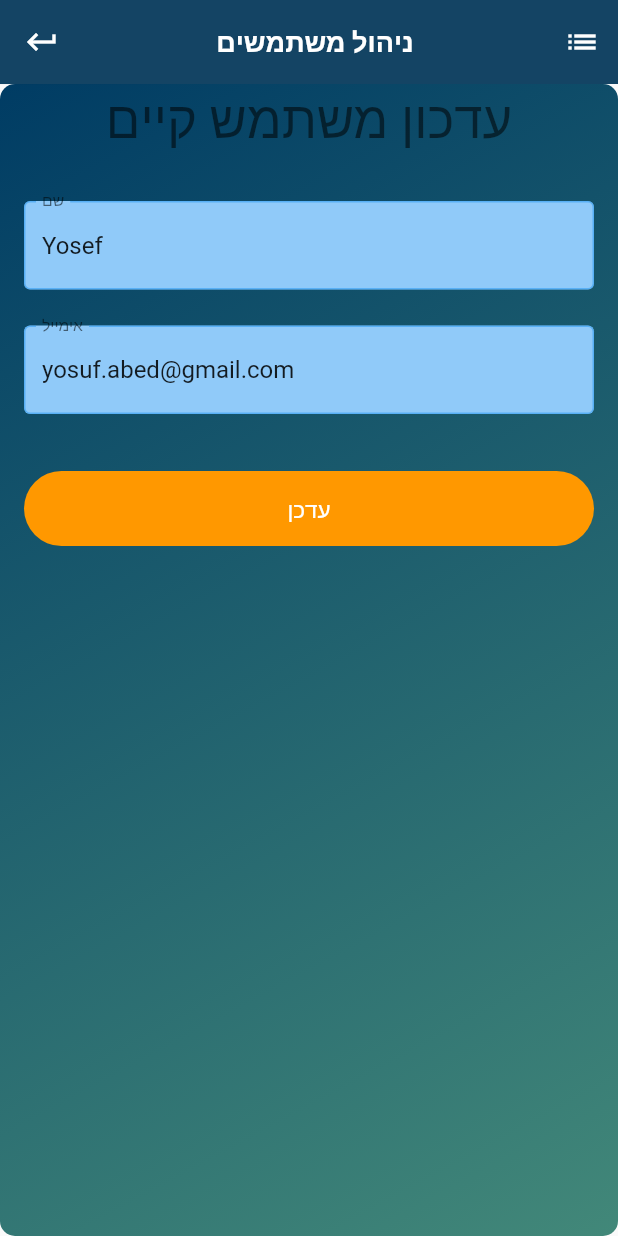
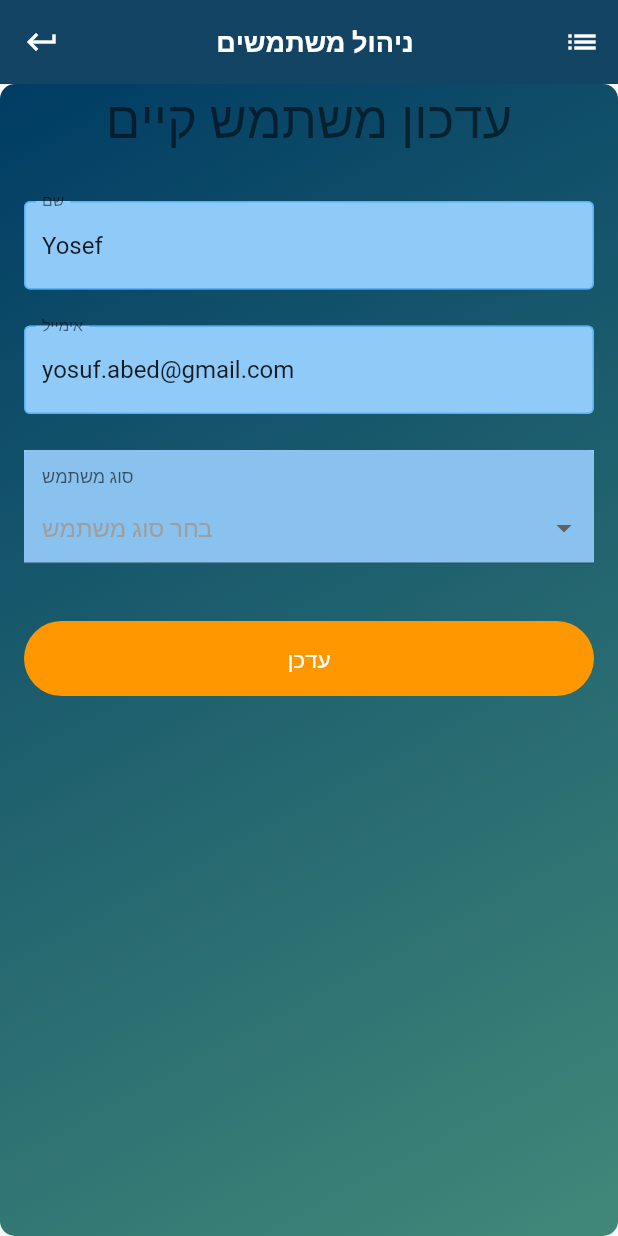
Before and after one commit to mustafma/pamon, a Flutter app: the UsersDashboardPage screen opened by its route, after a tap on "שנה", on a phone screen of 412 x 824 dp. Run offline on Flutter 3.47's test engine with Material 2 defaults, Android fonts, the phone set to English and light mode, and no system bars; drawn by our look-alikes of dropdown_formfield; our stand-ins replace badges, cloud_firestore, cloud_functions, firebase_auth, firebase_messaging, get_it and 1 more; missing offline and left inert: flutter_emoji; accounts and stored records are empty.

Commit message:
new stryle

```diff
--- /dev/null
+++ b/lib/Components/dropdown_form_field_validation.dart
@@ -0,0 +1,111 @@
+import 'package:dropdown_formfield/dropdown_formfield.dart';
+import 'package:flutter/material.dart';
+
+typedef Null ValueChangeCallback(String value);
+
+class DropDownFormFieldValidation extends StatefulWidget {
+  final ValueChangeCallback onValueChanged;
+  final String hint;
+  final TextEditingController controller;
+  final Function validator;
+  final Color containerColor;
+  final TextInputType keyboardType;
+  final TextCapitalization textCapitalization;
+  final FormFieldSetter<String> onSaved;
+  final bool enabled;
+  final String initialValue;
+  final bool obscureText;
+
+  DropDownFormFieldValidation({
+    Key key,
+    @required this.hint,
+    this.controller,
+    @required this.onValueChanged,
+    this.enabled = true,
+    this.onSaved,
+    this.keyboardType,
+    this.textCapitalization,
+    this.validator,
+    this.containerColor,
+    this.initialValue,
+    this.obscureText,
+  }) : super(key: key);
+
+  @override
+  _DropDownFormFieldValidationState createState() => _DropDownFormFieldValidationState();
+}
+
+class _DropDownFormFieldValidationState extends State<DropDownFormFieldValidation> {
+  TextEditingController valueController;
+  @override
+  void initState() {
+    super.initState();
+    valueController = widget.controller ?? TextEditingController.fromValue(TextEditingValue(text: widget.initialValue ?? ""));
+    valueController.addListener(() {
+      widget.onValueChanged(valueController.text);
+    });
+  }
+
+String _myActivity;
+  @override
+  Widget build(BuildContext context) {
+    return Container(
+      margin: EdgeInsets.symmetric(horizontal: 16, vertical: 12),
+      child: Container(
+        color: Theme.of(context).backgroundColor,
+
+        child:DropDownFormField(
+
+        titleText: 'סוג משתמש',
+
+        hintText: 'בחר סוג משתמש',
+
+        value: _myActivity,
+                  onSaved: (value) {
+                    setState(() {
+                      _myActivity = value;
+                    });
+                  },
+                  onChanged: (value) {
+                    setState(() {
+                      _myActivity = value;
+                    });
+                  },
+                  dataSource: [
+                    {
+                      "display": "Running",
+                      "value": "Running",
+                    },
+                    {
+                      "display": "Climbing",
+                      "value": "Climbing",
+                    },
+                    {
+                      "display": "Walking",
+                      "value": "Walking",
+                    },
+                    {
+                      "display": "Swimming",
+                      "value": "Swimming",
+                    },
+                    {
+                      "display": "Soccer Practice",
+                      "value": "Soccer Practice",
+                    },
+                    {
+                      "display": "Baseball Practice",
+                      "value": "Baseball Practice",
+                    },
+                    {
+                      "display": "Football Practice",
+                      "value": "Football Practice",
+                    },
+                  ],
+                  textField: 'display',
+                  valueField: 'value',
+                )),
+
+
+    );
+  }
+}
--- a/lib/Model/User2.dart
+++ b/lib/Model/User2.dart
@@ -1,29 +1,33 @@
+import 'package:BridgeTeam/Model/enumTypes.dart';
 import 'package:cloud_firestore/cloud_firestore.dart';
 
 class User2 {
-  String documentID;
   String email;
   String name;
   String password;
+  UserType userType;
+  bool isInMashmert;
 
   bool isAdmin;
 
   User2({
-    this.documentID,
     this.email,
     this.isAdmin,
     this.name,
     this.password,
+    this.isInMashmert,
+    this.userType
   });
 
   factory User2.fromFirestore(DocumentSnapshot document) {
     Map data = document.data;
 
     return User2(
-      documentID: document.documentID,
       email: data['email'] ?? '',
       name: data['name'] ?? '',
       isAdmin: data['isAdmin'] ?? false,
+      userType: UserType.values.firstWhere((e)=> e.toString() ==  data['userType'] ?? "nr"),
+      isInMashmert: data['inShift'] ?? false,
     );
   }
 }
--- a/lib/Views/UserDashboard.dart
+++ b/lib/Views/UserDashboard.dart
@@ -4,7 +4,6 @@ import 'package:BridgeTeam/Views/user_details_page.dart';
 import 'package:BridgeTeam/model_providers/users_provider.dart';
 import 'package:flutter/cupertino.dart';
 import 'package:flutter/material.dart';
-import 'package:provider/provider.dart';
 
 import 'appBar.dart';
 
--- a/lib/Views/user_details_page.dart
+++ b/lib/Views/user_details_page.dart
@@ -1,3 +1,4 @@
+import 'package:BridgeTeam/Components/dropdown_form_field_validation.dart';
 import 'package:BridgeTeam/Components/flat_button_custom.dart';
 import 'package:BridgeTeam/Components/page_header.dart';
 import 'package:BridgeTeam/Components/text_form_field_validation.dart';
@@ -87,6 +88,17 @@ class _UserDetailsPageState extends State<UserDetailsPage> {
                     user.password = val.trim();
                   },
                 ),
+          DropDownFormFieldValidation(
+                hint: 'סוג משתמש',
+                initialValue: user.userType.toString(),
+                onValueChanged: (val) {
+                  user.email = val.trim();
+                }),
+
+
+
+
+
               SizedBox(height: 10),
               FlatButtonCustom(
                 title: widget.user == null ? 'חדש' : 'עדכן',
--- a/lib/model_providers/users_provider.dart
+++ b/lib/model_providers/users_provider.dart
@@ -1,4 +1,5 @@
 import 'package:BridgeTeam/Model/User2.dart';
+import 'package:BridgeTeam/Model/enumTypes.dart';
 import 'package:flutter/material.dart';
 
 //import '../models_services/users_services.dart';
@@ -14,11 +15,12 @@ class UsersProvider with ChangeNotifier {
 
   UsersProvider(){
     User2 u2 = new User2(
-      documentID: "1",
-      name: "Yosef",
+         name: "Yosef",
       email: "yosuf.abed@gmail.com",
       isAdmin: true,
-      password: "123456");
+      password: "123456",
+      isInMashmert: true,
+      userType: UserType.Nurse);
 
 _users.add(u2);
 
@@ -29,11 +31,13 @@ _users.add(u2);
   Future initState() async {
 
     User2 u2 = new User2(
-      documentID: "1",
       name: "Yosef",
       email: "yosuf.abed@gmail.com",
       isAdmin: true,
-      password: "123456");
+      password: "123456",
+      isInMashmert: true,
+      userType: UserType.Nurse
+      );
 
 _users.add(u2);
 
--- a/pubspec.yaml
+++ b/pubspec.yaml
@@ -33,6 +33,7 @@ dependencies:
   flutter_localizations:
     sdk: flutter
   flutter_emoji: ">= 2.0.0"
+  dropdown_formfield: "0.1.1"
 
 
 
```
Also changed, not shown: pubspec.lock.
